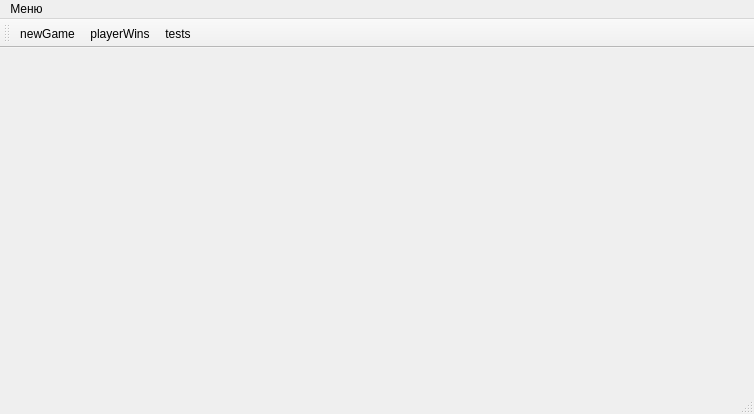
First picture: the form in Skripal_Boris/source/mainwindow.ui, repository h31/ProgrammingCourseBackup, before the edit.
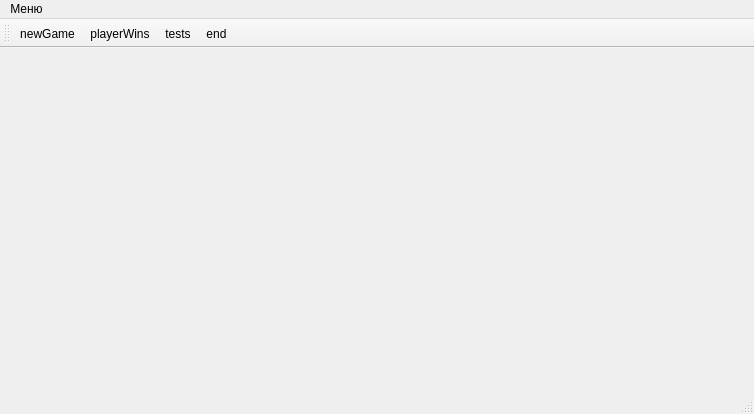
Second picture: the form after the edit.

Diff of the .ui file:
```diff
--- a/Skripal_Boris/source/mainwindow.ui
+++ b/Skripal_Boris/source/mainwindow.ui
@@ -43,6 +43,7 @@
    <addaction name="actionNewGame"/>
    <addaction name="actionPlayerWins"/>
    <addaction name="actionTests"/>
+   <addaction name="actionEnd"/>
   </widget>
   <widget class="QStatusBar" name="statusBar"/>
   <action name="actionNewGame">
@@ -69,6 +70,14 @@
     <string>Тесты</string>
    </property>
   </action>
+  <action name="actionEnd">
+   <property name="text">
+    <string>end</string>
+   </property>
+   <property name="toolTip">
+    <string>Сдаться</string>
+   </property>
+  </action>
  </widget>
  <layoutdefault spacing="6" margin="11"/>
  <resources/>
```
